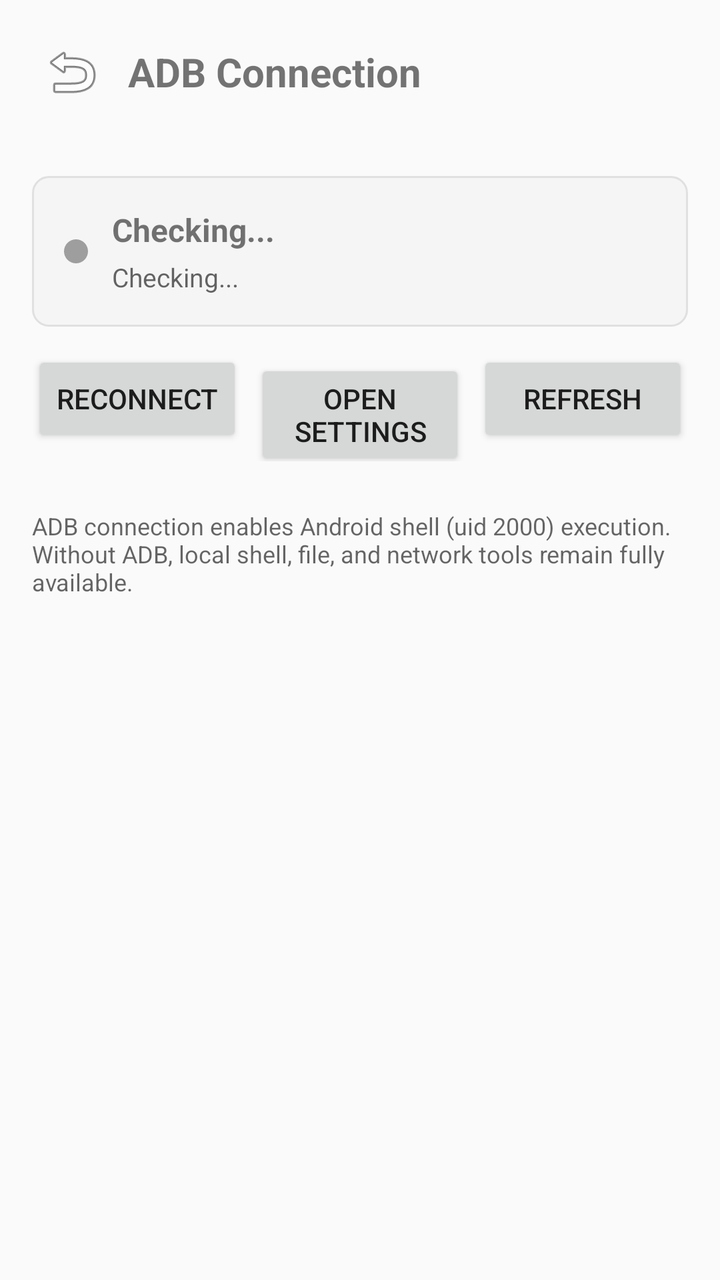
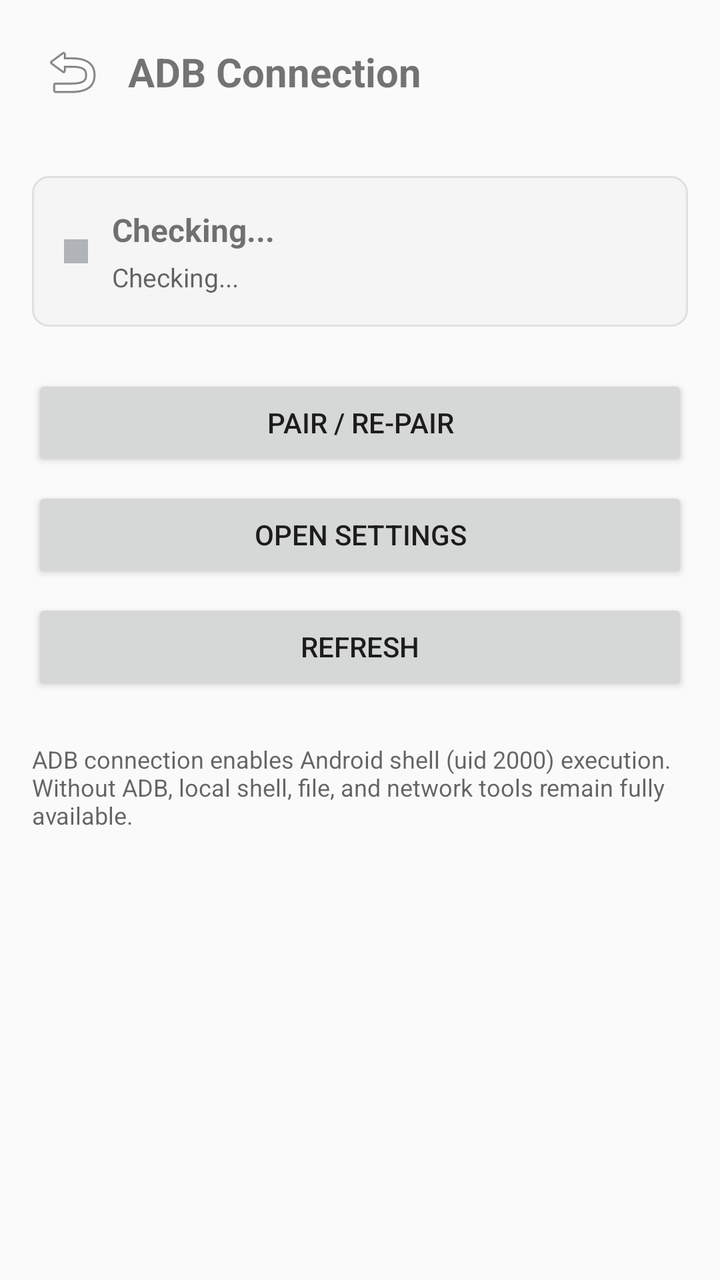

Compare the two renders of this Android layout. The source of the first and the diff that turns it into the second are given below.
<!-- AndroidManifest.xml: application theme Theme.AndroidAgent -->
<!-- res/layout/activity_adb_connection.xml -->
<?xml version="1.0" encoding="utf-8"?>
<LinearLayout xmlns:android="http://schemas.android.com/apk/res/android"
    android:layout_width="match_parent"
    android:layout_height="match_parent"
    android:orientation="vertical"
    android:background="?android:colorBackground">

    
    <LinearLayout
        android:layout_width="match_parent"
        android:layout_height="wrap_content"
        android:orientation="horizontal"
        android:gravity="center_vertical"
        android:padding="16dp">

        <ImageButton
            android:id="@+id/adb_back_btn"
            android:layout_width="40dp"
            android:layout_height="40dp"
            android:src="@android:drawable/ic_menu_revert"
            android:background="?attr/selectableItemBackgroundBorderless"
            android:contentDescription="@string/adb_back" />

        <TextView
            android:id="@+id/adb_page_title"
            android:layout_width="0dp"
            android:layout_height="wrap_content"
            android:layout_weight="1"
            android:text="@string/adb_page_title"
            android:textSize="20sp"
            android:textStyle="bold"
            android:layout_marginStart="8dp" />
    </LinearLayout>

    <ScrollView
        android:layout_width="match_parent"
        android:layout_height="0dp"
        android:layout_weight="1">

        <LinearLayout
            android:layout_width="match_parent"
            android:layout_height="wrap_content"
            android:orientation="vertical"
            android:padding="16dp">

            
            <LinearLayout
                android:layout_width="match_parent"
                android:layout_height="wrap_content"
                android:orientation="horizontal"
                android:gravity="center_vertical"
                android:background="@drawable/bg_status_card"
                android:padding="16dp">

                <View
                    android:id="@+id/adb_status_dot"
                    android:layout_width="12dp"
                    android:layout_height="12dp"
                    android:background="@drawable/adb_dot_disconnected" />

                <LinearLayout
                    android:layout_width="0dp"
                    android:layout_height="wrap_content"
                    android:layout_weight="1"
                    android:orientation="vertical"
                    android:layout_marginStart="12dp">

                    <TextView
                        android:id="@+id/adb_status_title"
                        android:layout_width="wrap_content"
                        android:layout_height="wrap_content"
                        android:textSize="16sp"
                        android:textStyle="bold"
                        android:text="@string/adb_state_checking" />

                    <TextView
                        android:id="@+id/adb_status_desc"
                        android:layout_width="wrap_content"
                        android:layout_height="wrap_content"
                        android:textSize="13sp"
                        android:textColor="?android:textColorSecondary"
                        android:layout_marginTop="4dp"
                        android:text="@string/adb_state_checking" />
                </LinearLayout>
            </LinearLayout>

            
            <LinearLayout
                android:id="@+id/adb_action_section"
                android:layout_width="match_parent"
                android:layout_height="wrap_content"
                android:orientation="horizontal"
                android:layout_marginTop="12dp">

                <Button
                    android:id="@+id/adb_reconnect_btn"
                    android:layout_width="0dp"
                    android:layout_height="wrap_content"
                    android:layout_weight="1"
                    android:text="@string/adb_reconnect"
                    android:layout_marginEnd="6dp" />

                <Button
                    android:id="@+id/adb_open_wd_btn"
                    android:layout_width="0dp"
                    android:layout_height="wrap_content"
                    android:layout_weight="1"
                    android:text="@string/adb_open_wd"
                    android:layout_marginEnd="6dp" />

                <Button
                    android:id="@+id/adb_refresh_btn"
                    android:layout_width="0dp"
                    android:layout_height="wrap_content"
                    android:layout_weight="1"
                    android:text="@string/adb_refresh" />
            </LinearLayout>

            
            <LinearLayout
                android:id="@+id/adb_pair_section"
                android:layout_width="match_parent"
                android:layout_height="wrap_content"
                android:orientation="vertical"
                android:background="@drawable/bg_status_card"
                android:padding="16dp"
                android:layout_marginTop="16dp"
                android:visibility="gone">

                <TextView
                    android:layout_width="wrap_content"
                    android:layout_height="wrap_content"
                    android:text="@string/adb_pair_title"
                    android:textSize="16sp"
                    android:textStyle="bold" />

                <TextView
                    android:id="@+id/adb_pair_hint"
                    android:layout_width="wrap_content"
                    android:layout_height="wrap_content"
                    android:text="@string/adb_pair_instructions"
                    android:textSize="13sp"
                    android:textColor="?android:textColorSecondary"
                    android:layout_marginTop="8dp" />

                <EditText
                    android:id="@+id/adb_pair_code"
                    android:layout_width="match_parent"
                    android:layout_height="wrap_content"
                    android:hint="@string/adb_pair_code_hint"
                    android:inputType="number"
                    android:maxLength="6"
                    android:textSize="24sp"
                    android:gravity="center"
                    android:layout_marginTop="16dp" />

                <Button
                    android:id="@+id/adb_pair_btn"
                    android:layout_width="match_parent"
                    android:layout_height="wrap_content"
                    android:text="@string/adb_pair_start"
                    android:layout_marginTop="12dp"
                    android:enabled="false" />

                <TextView
                    android:id="@+id/adb_pair_status"
                    android:layout_width="match_parent"
                    android:layout_height="wrap_content"
                    android:textSize="13sp"
                    android:textColor="?android:textColorSecondary"
                    android:layout_marginTop="8dp"
                    android:gravity="center" />
            </LinearLayout>

            
            <TextView
                android:layout_width="match_parent"
                android:layout_height="wrap_content"
                android:text="@string/adb_page_info"
                android:textSize="12sp"
                android:textColor="?android:textColorSecondary"
                android:layout_marginTop="24dp" />
        </LinearLayout>
    </ScrollView>
</LinearLayout>
<!-- resources referenced by this layout -->
<resources>
  <!-- drawable adb_dot_disconnected (drawable) -->
  <?xml version="1.0" encoding="utf-8"?>
  <shape xmlns:android="http://schemas.android.com/apk/res/android" android:shape="oval">
      <solid android:color="#9E9E9E" />
      <size android:width="12dp" android:height="12dp" />
  </shape>
  <!-- drawable bg_status_card (drawable) -->
  <?xml version="1.0" encoding="utf-8"?>
  <shape xmlns:android="http://schemas.android.com/apk/res/android" android:shape="rectangle">
      <solid android:color="#F5F5F5" />
      <corners android:radius="8dp" />
      <stroke android:width="1dp" android:color="#E0E0E0" />
  </shape>
  <string name="adb_back">Back</string>
  <string name="adb_open_wd">Open Settings</string>
  <string name="adb_page_info">ADB connection enables Android shell (uid 2000) execution. Without ADB, local shell, file, and network tools remain fully available.</string>
  <string name="adb_page_title">ADB Connection</string>
  <string name="adb_pair_code_hint">6-digit code</string>
  <string name="adb_pair_instructions">1. Open Settings - Developer Options - Wireless Debugging\n2. Tap Pair device with pairing code\n3. Enter the 6-digit code shown on screen</string>
  <string name="adb_pair_start">Start Pairing</string>
  <string name="adb_pair_title">ADB Pairing</string>
  <string name="adb_reconnect">Reconnect</string>
  <string name="adb_refresh">Refresh</string>
  <string name="adb_state_checking">Checking...</string>
  <style name="Theme.AndroidAgent" parent="Theme.AppCompat.Light.NoActionBar">
          <item name="colorPrimary">@color/ws_primary</item>
          <item name="colorPrimaryDark">@color/ws_workspace_bg</item>
          <item name="colorAccent">@color/ws_primary</item>
          <item name="android:windowBackground">@color/ws_workspace_bg</item>
          <item name="android:statusBarColor">@color/ws_workspace_bg</item>
          <item name="android:navigationBarColor">@color/ws_workspace_bg</item>
          <item name="android:windowLightStatusBar" tools:targetApi="m">true</item>
      </style>
  <color name="ws_primary">#3B82F6</color>
  <color name="ws_workspace_bg">#F4F5F7</color>
</resources>

<!-- the commit's change to res/layout/activity_adb_connection.xml (unified diff, before → after) -->
@@ -56,7 +56,7 @@
                     android:id="@+id/adb_status_dot"
                     android:layout_width="12dp"
                     android:layout_height="12dp"
-                    android:background="@drawable/adb_dot_disconnected" />
+                    android:background="@color/ws_adb_disconnected" />
 
                 <LinearLayout
                     android:layout_width="0dp"
@@ -86,53 +86,50 @@
 
             
             <LinearLayout
-                android:id="@+id/adb_action_section"
                 android:layout_width="match_parent"
                 android:layout_height="wrap_content"
-                android:orientation="horizontal"
-                android:layout_marginTop="12dp">
+                android:orientation="vertical"
+                android:layout_marginTop="16dp">
 
                 <Button
                     android:id="@+id/adb_reconnect_btn"
-                    android:layout_width="0dp"
+                    android:layout_width="match_parent"
                     android:layout_height="wrap_content"
-                    android:layout_weight="1"
                     android:text="@string/adb_reconnect"
-                    android:layout_marginEnd="6dp" />
+                    android:visibility="gone" />
+
+                <Button
+                    android:id="@+id/adb_pair_entry_btn"
+                    android:layout_width="match_parent"
+                    android:layout_height="wrap_content"
+                    android:layout_marginTop="8dp"
+                    android:text="@string/adb_pair_entry" />
 
                 <Button
                     android:id="@+id/adb_open_wd_btn"
-                    android:layout_width="0dp"
+                    android:layout_width="match_parent"
                     android:layout_height="wrap_content"
-                    android:layout_weight="1"
-                    android:text="@string/adb_open_wd"
-                    android:layout_marginEnd="6dp" />
+                    android:layout_marginTop="8dp"
+                    android:text="@string/adb_open_wd" />
 
                 <Button
                     android:id="@+id/adb_refresh_btn"
-                    android:layout_width="0dp"
+                    android:layout_width="match_parent"
                     android:layout_height="wrap_content"
-                    android:layout_weight="1"
+                    android:layout_marginTop="8dp"
                     android:text="@string/adb_refresh" />
             </LinearLayout>
 
             
             <LinearLayout
-                android:id="@+id/adb_pair_section"
+                android:id="@+id/adb_pair_panel"
                 android:layout_width="match_parent"
                 android:layout_height="wrap_content"
                 android:orientation="vertical"
                 android:background="@drawable/bg_status_card"
                 android:padding="16dp"
-                android:layout_marginTop="16dp"
+                android:layout_marginTop="12dp"
                 android:visibility="gone">
-
-                <TextView
-                    android:layout_width="wrap_content"
-                    android:layout_height="wrap_content"
-                    android:text="@string/adb_pair_title"
-                    android:textSize="16sp"
-                    android:textStyle="bold" />
 
                 <TextView
                     android:id="@+id/adb_pair_hint"
@@ -140,8 +137,7 @@
                     android:layout_height="wrap_content"
                     android:text="@string/adb_pair_instructions"
                     android:textSize="13sp"
-                    android:textColor="?android:textColorSecondary"
-                    android:layout_marginTop="8dp" />
+                    android:textColor="?android:textColorSecondary" />
 
                 <EditText
                     android:id="@+id/adb_pair_code"
<!-- resource entries referenced after the edit -->
@@ -1,11 +1,6 @@
 <!-- resources referenced by this layout -->
 <resources>
-  <!-- drawable adb_dot_disconnected (drawable) -->
-  <?xml version="1.0" encoding="utf-8"?>
-  <shape xmlns:android="http://schemas.android.com/apk/res/android" android:shape="oval">
-      <solid android:color="#9E9E9E" />
-      <size android:width="12dp" android:height="12dp" />
-  </shape>
+  <color name="ws_adb_disconnected">#B0B4B8</color>
   <!-- drawable bg_status_card (drawable) -->
   <?xml version="1.0" encoding="utf-8"?>
   <shape xmlns:android="http://schemas.android.com/apk/res/android" android:shape="rectangle">
@@ -18,9 +13,9 @@
   <string name="adb_page_info">ADB connection enables Android shell (uid 2000) execution. Without ADB, local shell, file, and network tools remain fully available.</string>
   <string name="adb_page_title">ADB Connection</string>
   <string name="adb_pair_code_hint">6-digit code</string>
+  <string name="adb_pair_entry">Pair / Re-pair</string>
   <string name="adb_pair_instructions">1. Open Settings - Developer Options - Wireless Debugging\n2. Tap Pair device with pairing code\n3. Enter the 6-digit code shown on screen</string>
   <string name="adb_pair_start">Start Pairing</string>
-  <string name="adb_pair_title">ADB Pairing</string>
   <string name="adb_reconnect">Reconnect</string>
   <string name="adb_refresh">Refresh</string>
   <string name="adb_state_checking">Checking...</string>
